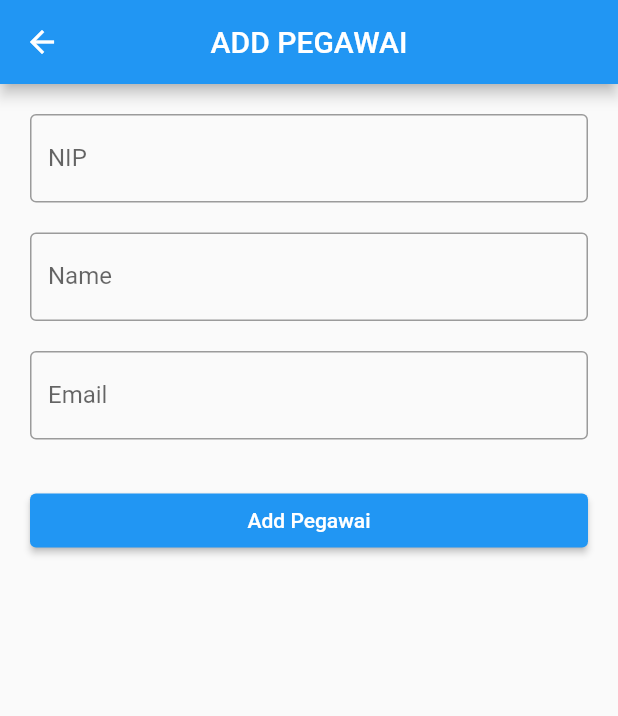
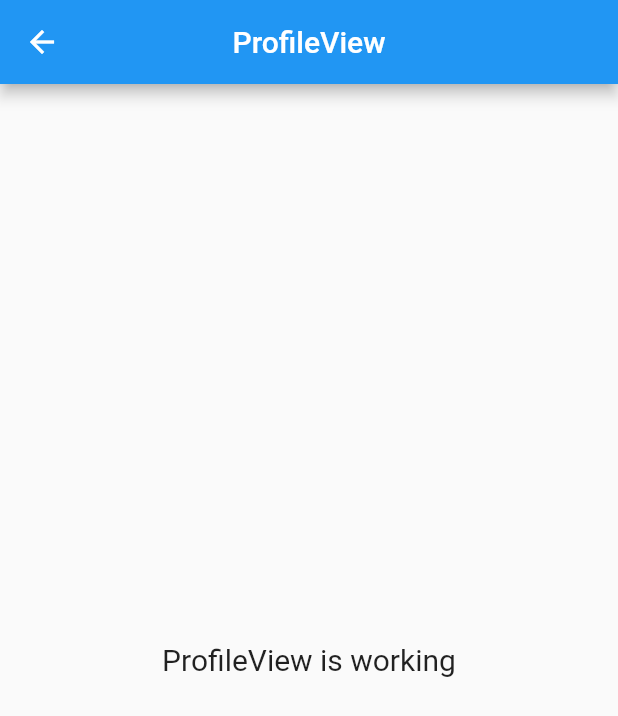
Before and after one commit to Ridhorezi/my-presence, a Flutter app: the HomeView screen opened by its route, after a tap on the "person" icon, on a phone screen of 412 x 824 dp. Shown: the top 716 px of the screen. Run offline on Flutter 3.47's test engine with Material 2 defaults, Android fonts, the phone set to English and light mode, and no system bars; our stand-ins replace cloud_firestore, firebase_auth, firebase_core, get; accounts and stored records are empty.

```diff
--- a/lib/app/modules/add_pegawai/controllers/add_pegawai_controller.dart
+++ b/lib/app/modules/add_pegawai/controllers/add_pegawai_controller.dart
@@ -44,6 +44,7 @@ class AddPegawaiController extends GetxController {
             "name": nameController.text,
             "email": emailController.text,
             "uid": uid,
+            "role": "pegawai",
             "createdAt": DateTime.now().toIso8601String(),
           });
           await pegawaiCredential.user!.sendEmailVerification();
--- a/lib/app/modules/home/views/home_view.dart
+++ b/lib/app/modules/home/views/home_view.dart
@@ -1,3 +1,4 @@
+// import 'package:cloud_firestore/cloud_firestore.dart';
 import 'package:firebase_auth/firebase_auth.dart';
 import 'package:flutter/material.dart';
 
@@ -16,9 +17,25 @@ class HomeView extends GetView<HomeController> {
         centerTitle: true,
         actions: [
           IconButton(
-            onPressed: () => Get.toNamed(Routes.ADD_PEGAWAI),
+            onPressed: () => Get.toNamed(Routes.PROFILE),
             icon: const Icon(Icons.person),
-          ),
+          )
+          // StreamBuilder<DocumentSnapshot<Map<String, dynamic>>>(
+          //   stream: controller.streamRole(),
+          //   builder: (context, snap) {
+          //     if (snap.connectionState == ConnectionState.waiting) {
+          //       return const SizedBox();
+          //     }
+
+          //     String role = snap.data!.data()!["role"];
+
+          //     return IconButton(
+          //       onPressed: () => Get.toNamed(
+          //           (role == "admin") ? Routes.ADD_PEGAWAI : Routes.PROFILE),
+          //       icon: const Icon(Icons.person),
+          //     );
+          //   },
+          // ),
         ],
       ),
       body: const Center(
--- /dev/null
+++ b/lib/app/modules/profile/bindings/profile_binding.dart
@@ -0,0 +1,12 @@
+import 'package:get/get.dart';
+
+import '../controllers/profile_controller.dart';
+
+class ProfileBinding extends Bindings {
+  @override
+  void dependencies() {
+    Get.lazyPut<ProfileController>(
+      () => ProfileController(),
+    );
+  }
+}
--- /dev/null
+++ b/lib/app/modules/profile/controllers/profile_controller.dart
@@ -0,0 +1,3 @@
+import 'package:get/get.dart';
+
+class ProfileController extends GetxController {}
--- /dev/null
+++ b/lib/app/modules/profile/views/profile_view.dart
@@ -0,0 +1,24 @@
+import 'package:flutter/material.dart';
+
+import 'package:get/get.dart';
+
+import '../controllers/profile_controller.dart';
+
+class ProfileView extends GetView<ProfileController> {
+  const ProfileView({Key? key}) : super(key: key);
+  @override
+  Widget build(BuildContext context) {
+    return Scaffold(
+      appBar: AppBar(
+        title: const Text('ProfileView'),
+        centerTitle: true,
+      ),
+      body: const Center(
+        child: Text(
+          'ProfileView is working',
+          style: TextStyle(fontSize: 20),
+        ),
+      ),
+    );
+  }
+}
--- a/lib/app/routes/app_pages.dart
+++ b/lib/app/routes/app_pages.dart
@@ -10,6 +10,8 @@ import '../modules/login/bindings/login_binding.dart';
 import '../modules/login/views/login_view.dart';
 import '../modules/new_password/bindings/new_password_binding.dart';
 import '../modules/new_password/views/new_password_view.dart';
+import '../modules/profile/bindings/profile_binding.dart';
+import '../modules/profile/views/profile_view.dart';
 
 part 'app_routes.dart';
 
@@ -45,5 +47,10 @@ class AppPages {
       page: () => const ForgotPasswordView(),
       binding: ForgotPasswordBinding(),
     ),
+    GetPage(
+      name: _Paths.PROFILE,
+      page: () => const ProfileView(),
+      binding: ProfileBinding(),
+    ),
   ];
 }
--- a/lib/app/routes/app_routes.dart
+++ b/lib/app/routes/app_routes.dart
@@ -13,6 +13,8 @@ abstract class Routes {
   static const NEW_PASSWORD = _Paths.NEW_PASSWORD;
   // ignore: constant_identifier_names
   static const FORGOT_PASSWORD = _Paths.FORGOT_PASSWORD;
+  // ignore: constant_identifier_names
+  static const PROFILE = _Paths.PROFILE;
 }
 
 abstract class _Paths {
@@ -27,4 +29,6 @@ abstract class _Paths {
   static const NEW_PASSWORD = '/new-password';
   // ignore: constant_identifier_names
   static const FORGOT_PASSWORD = '/forgot-password';
+  // ignore: constant_identifier_names
+  static const PROFILE = '/profile';
 }
```
Also changed, not shown: lib/app/modules/home/controllers/home_controller.dart (+12 -0 lines).
